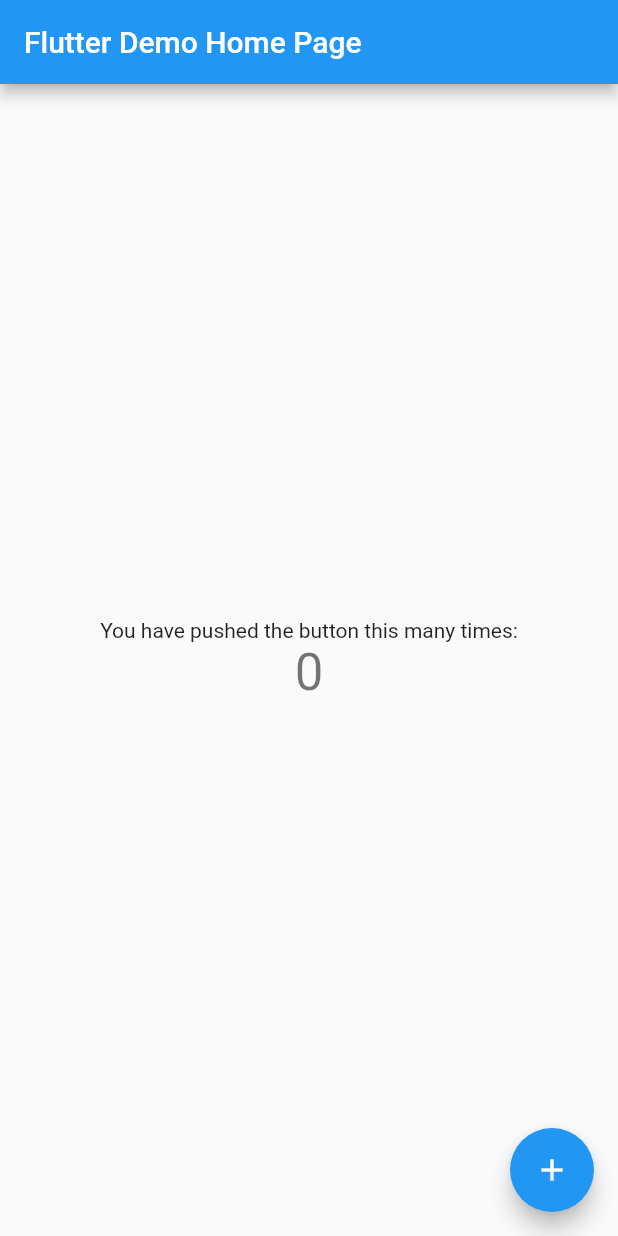
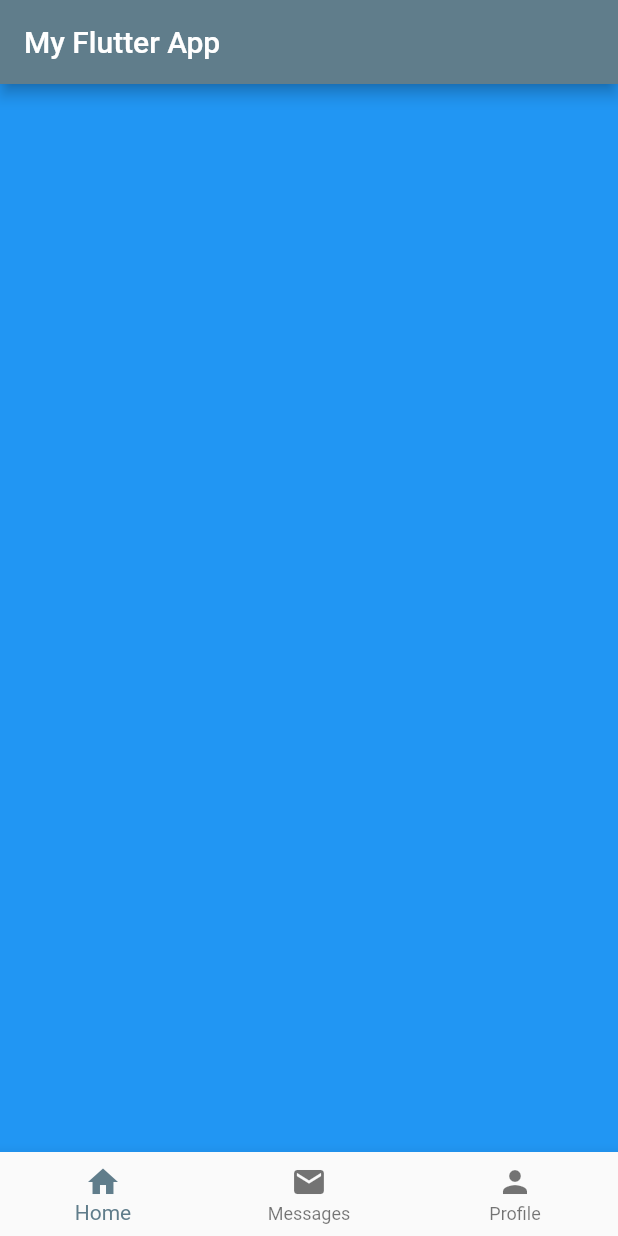
Before and after one commit to hamid97m/FlutterTest, a Flutter app: the screen it shows after launch, on a phone screen of 412 x 824 dp. Run offline on Flutter 3.47's test engine with Material 2 defaults, Android fonts, the phone set to English and light mode, and no system bars.

```diff
--- /dev/null
+++ b/lib/counter.dart
@@ -0,0 +1 @@
+import 'package:flutter/material.dart';
--- /dev/null
+++ b/lib/home_widget.dart
@@ -0,0 +1,51 @@
+import 'package:flutter/material.dart';
+import 'placeholder_widget.dart';
+import 'main.dart';
+
+class Home extends StatefulWidget {
+  @override
+  State<StatefulWidget> createState() {
+    return _HomeState();
+  }
+
+}
+class _HomeState extends State<Home> {
+  int _currentIndex = 0;
+  final List<Widget> _children = [
+    PlaceholderWidget(Colors.blue),
+    MyHomePage(title: 'Test Flutter 1 Page'),
+    PlaceholderWidget(Colors.green)
+  ];
+  @override
+  Widget build(BuildContext context) {
+    return Scaffold(
+      appBar: AppBar(
+        title: Text('My Flutter App'),
+      ),
+      body: _children[_currentIndex], // new
+      bottomNavigationBar: BottomNavigationBar(
+        onTap: onTabTapped, // new
+        currentIndex: _currentIndex, // new
+        items: [
+          new BottomNavigationBarItem(
+            icon: Icon(Icons.home),
+            title: Text('Home'),
+          ),
+          new BottomNavigationBarItem(
+            icon: Icon(Icons.mail),
+            title: Text('Messages'),
+          ),
+          new BottomNavigationBarItem(
+              icon: Icon(Icons.person),
+              title: Text('Profile')
+          )
+        ],
+      ),
+    );
+  }
+  void onTabTapped(int index) {
+    setState(() {
+      _currentIndex = index;
+    });
+  }
+}
--- a/lib/main.dart
+++ b/lib/main.dart
@@ -1,4 +1,5 @@
 import 'package:flutter/material.dart';
+import 'home_widget.dart';
 
 void main() => runApp(MyApp());
 
@@ -9,18 +10,9 @@ class MyApp extends StatelessWidget {
     return MaterialApp(
       title: 'Flutter Demo',
       theme: ThemeData(
-        // This is the theme of your application.
-        //
-        // Try running your application with "flutter run". You'll see the
-        // application has a blue toolbar. Then, without quitting the app, try
-        // changing the primarySwatch below to Colors.green and then invoke
-        // "hot reload" (press "r" in the console where you ran "flutter run",
-        // or simply save your changes to "hot reload" in a Flutter IDE).
-        // Notice that the counter didn't reset back to zero; the application
-        // is not restarted.
-        primarySwatch: Colors.blue,
+        primarySwatch: Colors.blueGrey,
       ),
-      home: MyHomePage(title: 'Flutter Demo Home Page'),
+      home: Home(),
     );
   }
 }
@@ -57,6 +49,8 @@ class _MyHomePageState extends State<MyHomePage> {
     });
   }
 
+
+
   @override
   Widget build(BuildContext context) {
     // This method is rerun every time setState is called, for instance as done
@@ -66,11 +60,7 @@ class _MyHomePageState extends State<MyHomePage> {
     // fast, so that you can just rebuild anything that needs updating rather
     // than having to individually change instances of widgets.
     return Scaffold(
-      appBar: AppBar(
-        // Here we take the value from the MyHomePage object that was created by
-        // the App.build method, and use it to set our appbar title.
-        title: Text(widget.title),
-      ),
+
       body: Center(
         // Center is a layout widget. It takes a single child and positions it
         // in the middle of the parent.
--- /dev/null
+++ b/lib/placeholder_widget.dart
@@ -0,0 +1,14 @@
+import 'package:flutter/material.dart';
+
+class PlaceholderWidget extends StatelessWidget {
+  final Color color;
+
+  PlaceholderWidget(this.color);
+
+  @override
+  Widget build(BuildContext context) {
+    return Container(
+      color: color,
+    );
+  }
+}
```
